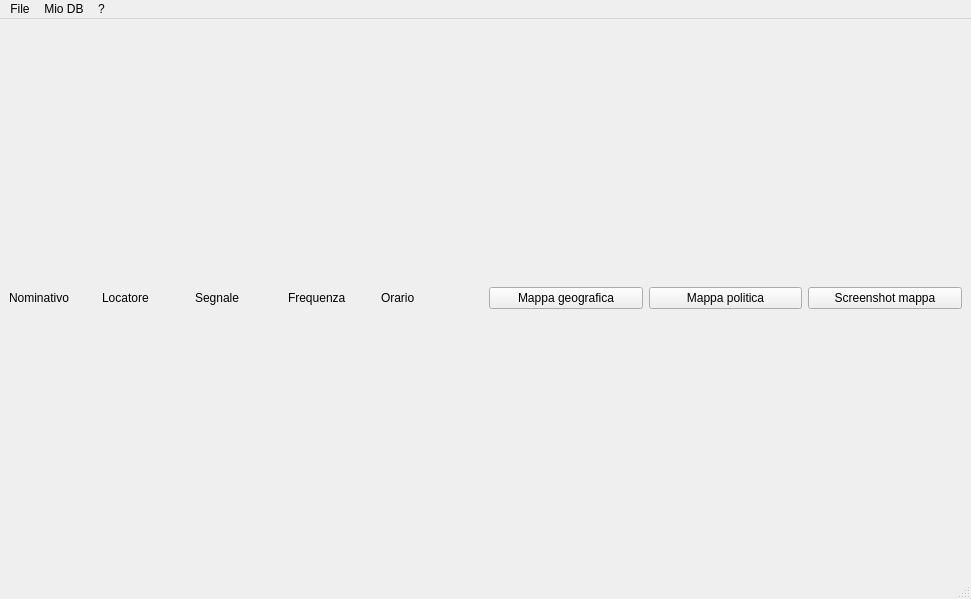
The window that mainwindow.ui (DoppiaZeta/RFLog) describes before a commit, drawn with Qt 5.
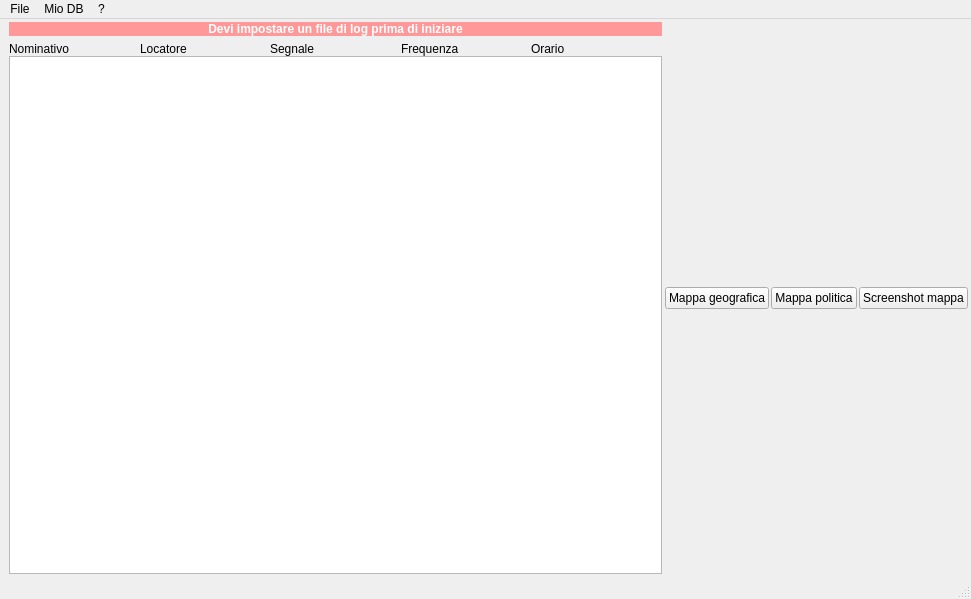
The same window after the commit.

Diff of the .ui file:
```diff
--- a/mainwindow.ui
+++ b/mainwindow.ui
@@ -15,24 +15,27 @@
   </property>
   <widget class="QWidget" name="centralwidget">
    <layout class="QGridLayout" name="griglia_2">
-    <item row="1" column="0">
-     <layout class="QVBoxLayout" name="grigliaSinistra">
-      <property name="spacing">
-       <number>0</number>
-      </property>
-      <item>
-       <widget class="QWidget" name="widget" native="true">
-        <layout class="QGridLayout" name="gridLayout">
-         <property name="leftMargin">
-          <number>0</number>
-         </property>
          <property name="topMargin">
-          <number>0</number>
+     <number>3</number>
+    </property>
+    <property name="rightMargin">
+     <number>3</number>
          </property>
          <property name="bottomMargin">
-          <number>0</number>
-         </property>
-         <item row="0" column="0">
+     <number>3</number>
+    </property>
+    <property name="horizontalSpacing">
+     <number>3</number>
+    </property>
+    <property name="verticalSpacing">
+     <number>6</number>
+    </property>
+    <item row="1" column="0">
+     <layout class="QVBoxLayout" name="grigliaSinistra" stretch="0,0,10">
+      <item>
+       <widget class="QWidget" name="tx" native="true"/>
+      </item>
+      <item>
           <layout class="QGridLayout" name="grigliaInput">
            <property name="spacing">
             <number>0</number>
@@ -44,13 +47,6 @@
              </property>
             </widget>
            </item>
-           <item row="1" column="3">
-            <widget class="QLabel" name="label_3">
-             <property name="text">
-              <string>Segnale</string>
-             </property>
-            </widget>
-           </item>
            <item row="1" column="5">
             <widget class="QLabel" name="label_4">
              <property name="text">
@@ -58,6 +54,20 @@
              </property>
             </widget>
            </item>
+        <item row="1" column="1">
+         <widget class="QLabel" name="label">
+          <property name="text">
+           <string>Nominativo</string>
+          </property>
+         </widget>
+        </item>
+        <item row="1" column="3">
+         <widget class="QLabel" name="label_3">
+          <property name="text">
+           <string>Segnale</string>
+          </property>
+         </widget>
+        </item>
            <item row="1" column="4">
             <widget class="QLabel" name="label_5">
              <property name="text">
@@ -65,24 +75,38 @@
              </property>
             </widget>
            </item>
-           <item row="1" column="1">
-            <widget class="QLabel" name="label">
+       </layout>
+      </item>
+      <item>
+       <widget class="QTableWidget" name="Tabella"/>
+      </item>
+     </layout>
+    </item>
+    <item row="0" column="0">
+     <widget class="QLabel" name="attualeLog">
+      <property name="styleSheet">
+       <string notr="true">font-weight: bold;
+background-color: #f99;
+color: white;</string>
+      </property>
              <property name="text">
-              <string>Nominativo</string>
-             </property>
-            </widget>
-           </item>
-          </layout>
-         </item>
-        </layout>
-       </widget>
-      </item>
-     </layout>
-    </item>
-    <item row="1" column="1">
+       <string>Devi impostare un file di log prima di iniziare</string>
+      </property>
+      <property name="alignment">
+       <set>Qt::AlignmentFlag::AlignCenter</set>
+      </property>
+     </widget>
+    </item>
+    <item row="0" column="1" rowspan="2">
      <layout class="QVBoxLayout" name="grigliaDestra" stretch="0">
+      <property name="spacing">
+       <number>2</number>
+      </property>
       <item>
        <layout class="QHBoxLayout" name="horizontalLayout_2">
+        <property name="bottomMargin">
+         <number>0</number>
+        </property>
         <item>
          <widget class="QPushButton" name="mappaGeografica">
           <property name="text">
@@ -156,7 +180,7 @@
   </action>
   <action name="menuIniziaLog">
    <property name="text">
-    <string>Inizia log...</string>
+    <string>Inizia con il log...</string>
    </property>
   </action>
   <action name="menuMieRadio">
```
Lines whose indentation alone changed are shown as unchanged.
